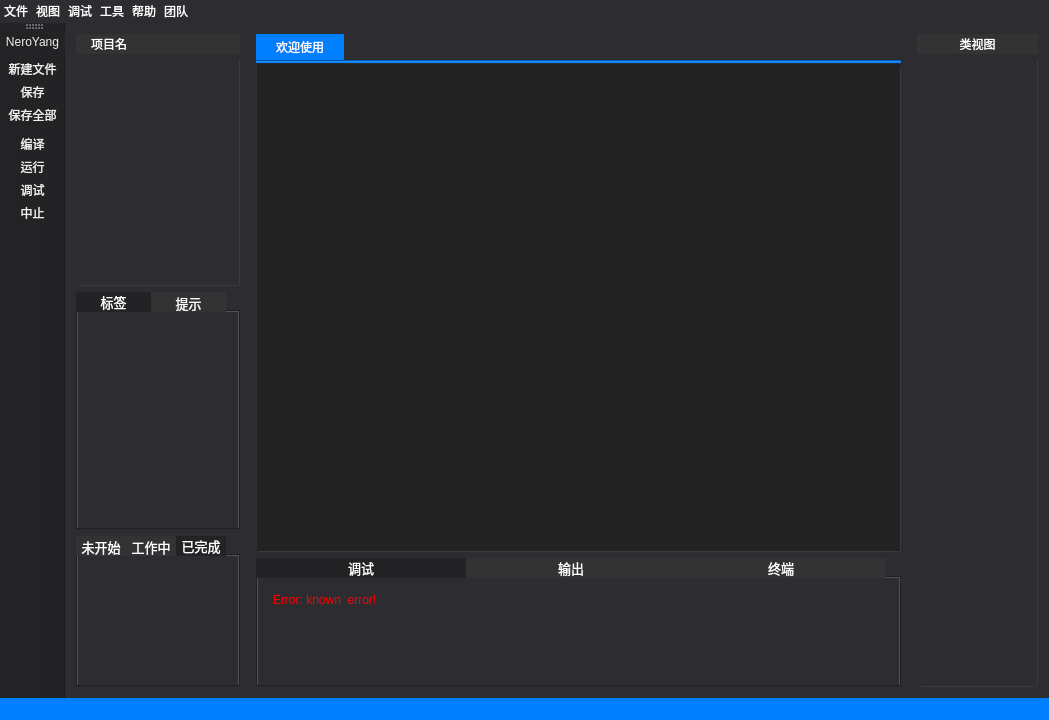
Above: mainwindow.ui from nerososft/Nider before the change. Below: the same form after it.
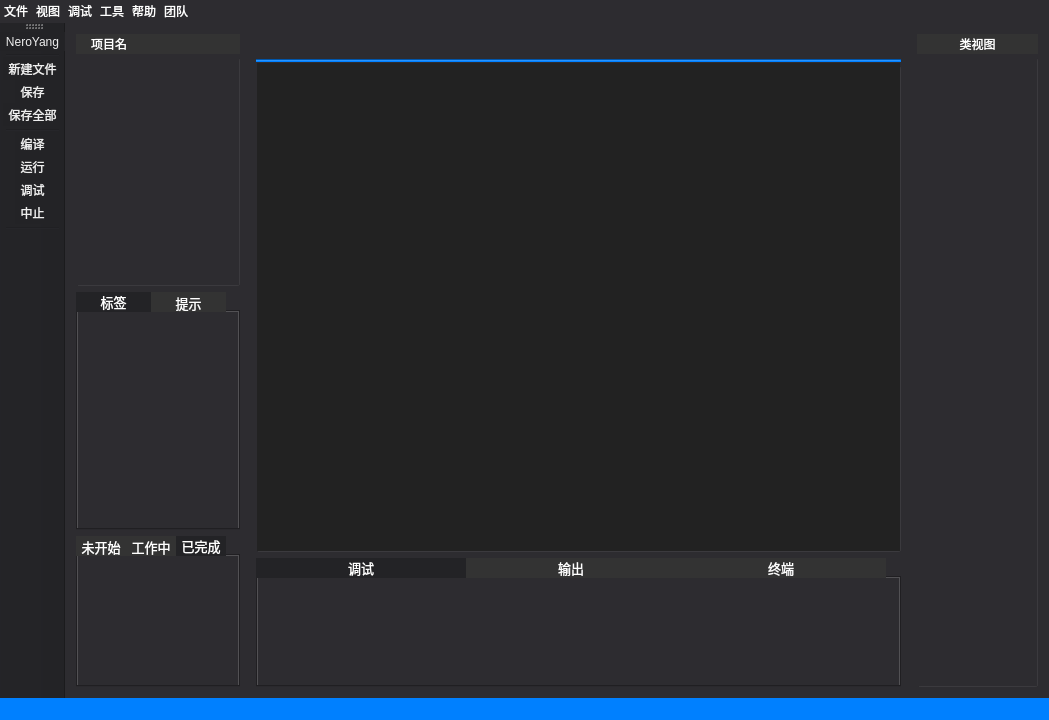
That is the form after the change. Icons and pictures are not drawn.

```diff
--- a/mainwindow.ui
+++ b/mainwindow.ui
@@ -369,35 +369,6 @@
                 <property name="spacing">
                  <number>0</number>
                 </property>
-                <item>
-                 <widget class="QPushButton" name="editor_file_name">
-                  <property name="styleSheet">
-                   <string notr="true">background:rgb(0, 128, 255);
-color:rgb(255, 255, 255);
-border:none;
-margin:0;
-padding:4px;
-padding-left:20px;
-padding-right:20px;</string>
-                  </property>
-                  <property name="text">
-                   <string>欢迎使用</string>
-                  </property>
-                 </widget>
-                </item>
-                <item>
-                 <spacer name="horizontalSpacer">
-                  <property name="orientation">
-                   <enum>Qt::Horizontal</enum>
-                  </property>
-                  <property name="sizeHint" stdset="0">
-                   <size>
-                    <width>40</width>
-                    <height>20</height>
-                   </size>
-                  </property>
-                 </spacer>
-                </item>
                </layout>
               </item>
               <item>
@@ -405,7 +376,8 @@
                 <property name="styleSheet">
                  <string notr="true">background:rgb(0, 128, 255);
 margin:0;
-padding:0;</string>
+padding:0;
+margin-top:-10px;</string>
                 </property>
                 <property name="frameShadow">
                  <enum>QFrame::Sunken</enum>
@@ -518,7 +490,7 @@
                      <bool>true</bool>
                     </property>
                     <property name="plainText">
-                     <string>Error: known  error!</string>
+                     <string/>
                     </property>
                    </widget>
                   </item>
```
Left out of the diff: 4 changed lines with no effect on the pictures.
